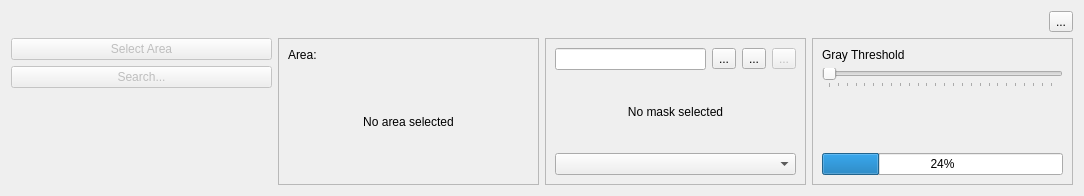
ntruchsess/QLandkarteGT, file src/IMapSearchWidget.ui: the form before one commit.
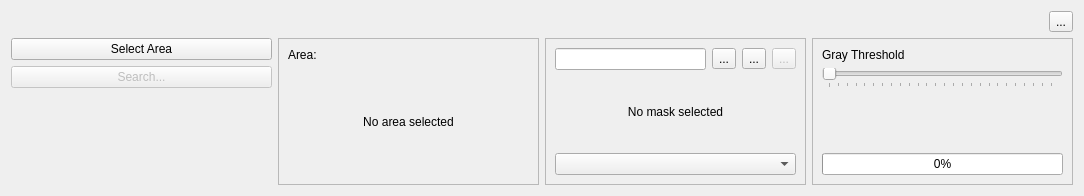
The form after the commit.

Commit message: search area for symbols works (needs still GUI cleanup)

Diff of the .ui file:
```diff
--- a/src/IMapSearchWidget.ui
+++ b/src/IMapSearchWidget.ui
@@ -56,7 +56,7 @@
        <item>
         <widget class="QPushButton" name="pushArea" >
          <property name="enabled" >
-          <bool>false</bool>
+          <bool>true</bool>
          </property>
          <property name="text" >
           <string>Select Area</string>
@@ -255,7 +255,7 @@
            </sizepolicy>
           </property>
           <property name="value" >
-           <number>24</number>
+           <number>0</number>
           </property>
          </widget>
         </item>
```
Left out of the diff: 6 changed lines with no effect on the pictures. The commit also changes 5 other files.
